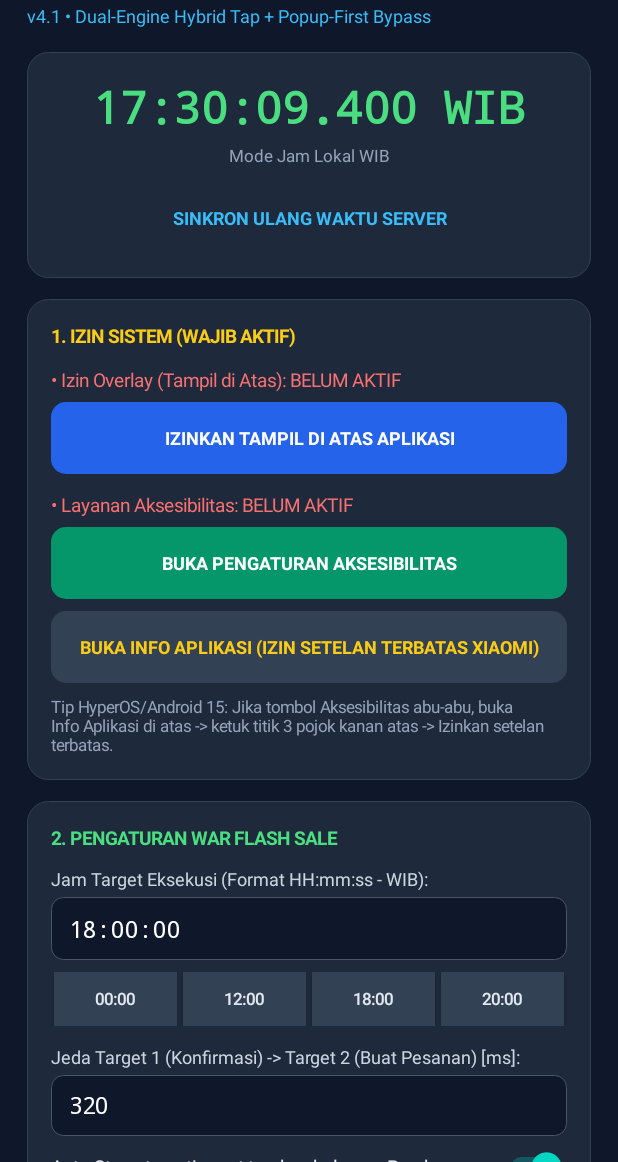
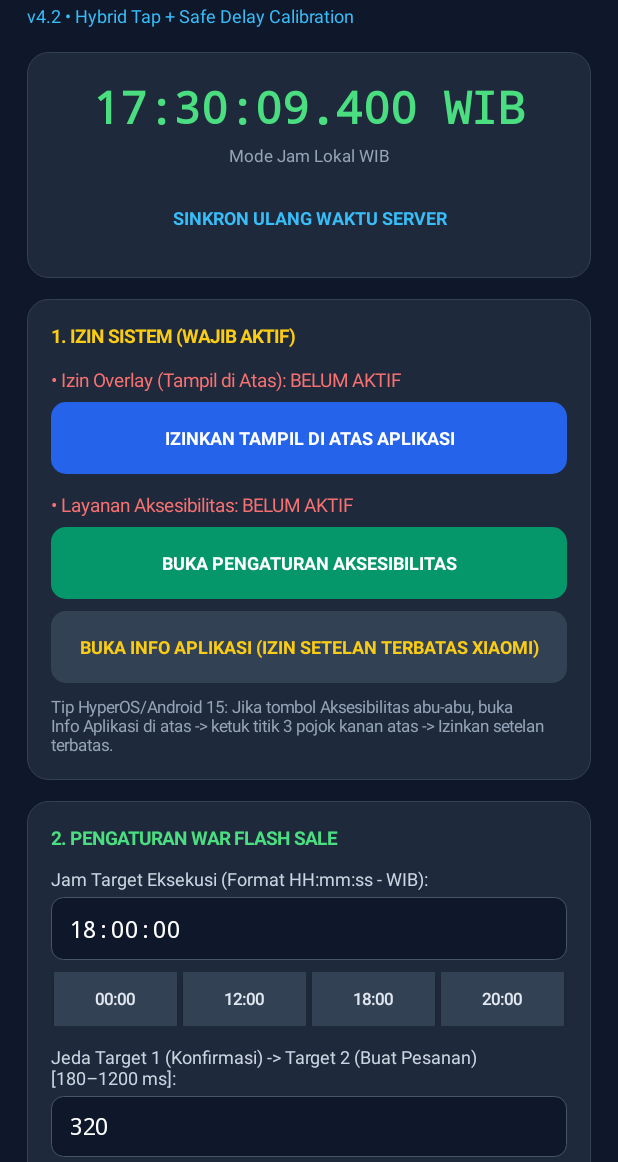
Before and after one commit to IlhamN286/TimesynWarEngine, an Android app: the screen it shows after launch (MainActivity), on a phone screen of 412 x 824 dp, the part 74-1236 px from its top. Run offline under Robolectric (Android 15) with nearby library versions, the phone set to English and light mode, and no system bars.

Commit message:
feat: add hybrid safe calibration entry and millisecond input

```diff
--- a/app/src/main/java/com/timesync/autoclicker/MainActivity.kt
+++ b/app/src/main/java/com/timesync/autoclicker/MainActivity.kt
@@ -12,6 +12,7 @@ import android.os.Bundle
 import android.os.Handler
 import android.os.Looper
 import android.provider.Settings
+import android.text.InputType
 import android.view.Gravity
 import android.view.accessibility.AccessibilityManager
 import android.widget.Button
@@ -66,7 +67,7 @@ class MainActivity : AppCompatActivity() {
             typeface = Typeface.DEFAULT_BOLD
         }
         val tvSub = TextView(this).apply {
-            text = "v4.1 • Dual-Engine Hybrid Tap + Popup-First Bypass"
+            text = "v4.2 • Hybrid Tap + Safe Delay Calibration"
             setTextColor(Color.parseColor("#38BDF8"))
             textSize = 12f
             setPadding(0, dp(2), 0, dp(16))
@@ -231,12 +232,14 @@ class MainActivity : AppCompatActivity() {
             }
 
             val lblDelay = TextView(this@MainActivity).apply {
-                text = "Jeda Target 1 (Konfirmasi) -> Target 2 (Buat Pesanan) [ms]:"
+                text = "Jeda Target 1 (Konfirmasi) -> Target 2 (Buat Pesanan) [180–1200 ms]:"
                 setTextColor(Color.parseColor("#CBD5E1"))
                 textSize = 12f
             }
             etRefreshDelay = EditText(this@MainActivity).apply {
-                setText(prefs.getLong("refresh_delay_ms", 320L).toString())
+                setText(prefs.getLong("refresh_delay_ms", 320L).coerceIn(180L, 1200L).toString())
+                inputType = InputType.TYPE_CLASS_NUMBER
+                setSingleLine(true)
                 setTextColor(Color.WHITE)
                 textSize = 15f
                 typeface = Typeface.MONOSPACE
@@ -246,6 +249,10 @@ class MainActivity : AppCompatActivity() {
                     setColor(Color.parseColor("#0F172A"))
                     setStroke(dp(1), Color.parseColor("#475569"))
                 }
+            }
+
+            val btnCalibrateDelay = createActionButton("KALIBRASI DELAY OTOMATIS (HYBRID / SAFE)", "#0E7490", "#FFFFFF").apply {
+                setOnClickListener { DelayCalibrationDialog.show(this@MainActivity, etRefreshDelay) }
             }
 
             switchAutoStop = Switch(this@MainActivity).apply {
@@ -270,6 +277,8 @@ class MainActivity : AppCompatActivity() {
             addView(lblDelay)
             addView(spacer(4))
             addView(etRefreshDelay)
+            addView(spacer(8))
+            addView(btnCalibrateDelay)
             addView(switchAutoStop)
             addView(btnLaunch)
         }
```
